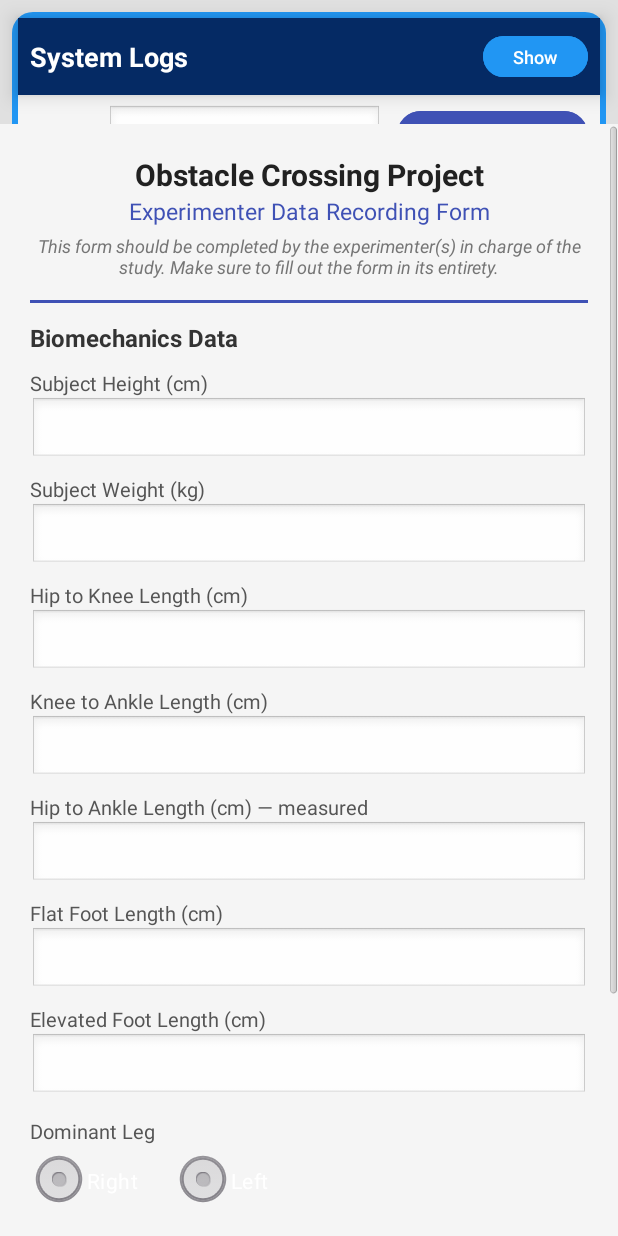
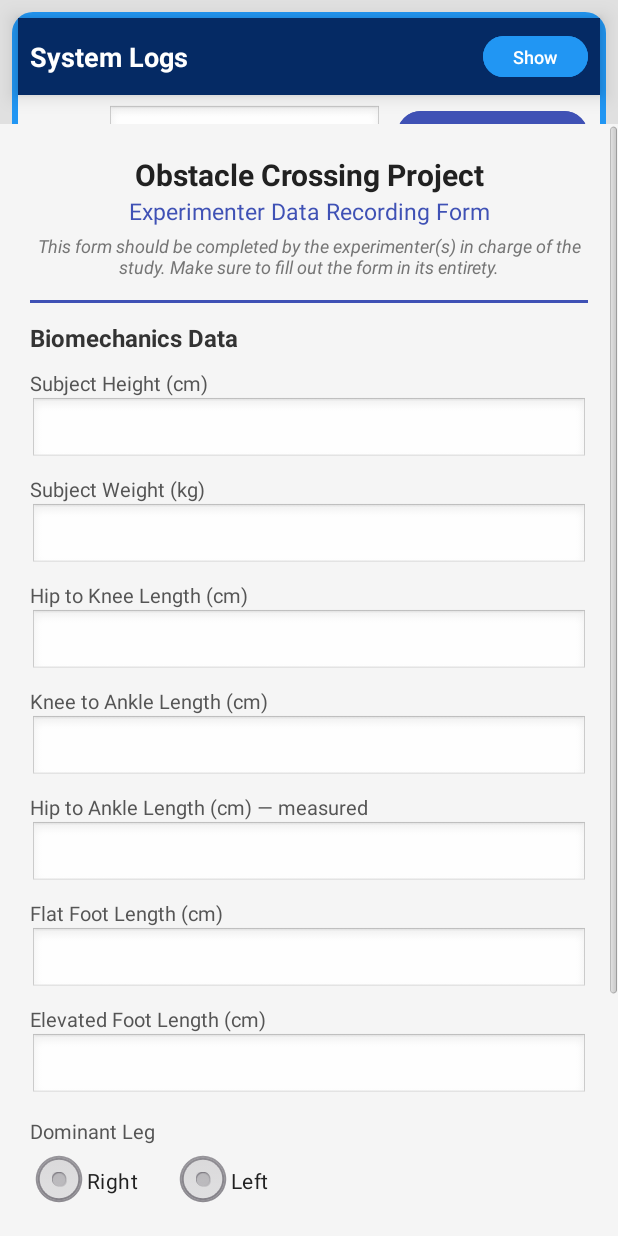
Before and after one commit to ehsansharafianm/Object-Clearance, an Android app: the screen it shows after launch (MainActivity), after a tap on "Demographics", on a phone screen of 412 x 824 dp. Run offline under Robolectric (Android 15) with nearby library versions, the phone set to English and light mode, and no system bars; our stand-ins replace Firebase (no records; nobody signed in at launch, a user with empty details on screens opened directly); libraries missing offline, so code that uses them is left out: androidx.bluetooth, com.xsens.dot; 6 statements that could not run were skipped.

Commit message:
Fix demographics form readability in light mode: dark text on radios and inputs

```diff
--- a/app/src/main/res/layout/dialog_demographics.xml
+++ b/app/src/main/res/layout/dialog_demographics.xml
@@ -63,6 +63,7 @@
             android:inputType="numberDecimal"
             android:background="@android:drawable/edit_text"
             android:textSize="14sp"
+            android:textColor="#212121"
             android:layout_marginBottom="8dp"/>
 
         <TextView
@@ -75,6 +76,7 @@
             android:inputType="numberDecimal"
             android:background="@android:drawable/edit_text"
             android:textSize="14sp"
+            android:textColor="#212121"
             android:layout_marginBottom="8dp"/>
 
         <TextView
@@ -87,6 +89,7 @@
             android:inputType="numberDecimal"
             android:background="@android:drawable/edit_text"
             android:textSize="14sp"
+            android:textColor="#212121"
             android:layout_marginBottom="8dp"/>
 
         <TextView
@@ -99,6 +102,7 @@
             android:inputType="numberDecimal"
             android:background="@android:drawable/edit_text"
             android:textSize="14sp"
+            android:textColor="#212121"
             android:layout_marginBottom="8dp"/>
 
         <TextView
@@ -111,6 +115,7 @@
             android:inputType="numberDecimal"
             android:background="@android:drawable/edit_text"
             android:textSize="14sp"
+            android:textColor="#212121"
             android:layout_marginBottom="8dp"/>
 
         <TextView
@@ -123,6 +128,7 @@
             android:inputType="numberDecimal"
             android:background="@android:drawable/edit_text"
             android:textSize="14sp"
+            android:textColor="#212121"
             android:layout_marginBottom="8dp"/>
 
         <TextView
@@ -135,6 +141,7 @@
             android:inputType="numberDecimal"
             android:background="@android:drawable/edit_text"
             android:textSize="14sp"
+            android:textColor="#212121"
             android:layout_marginBottom="12dp"/>
 
         <TextView
@@ -151,14 +158,18 @@
                 android:layout_width="wrap_content"
                 android:layout_height="wrap_content"
                 android:text="Right"
-                android:textSize="14sp"/>
+                android:textSize="14sp"
+                android:textColor="#212121"
+                android:buttonTint="#3F51B5"/>
             <RadioButton
                 android:id="@+id/demoLegLeft"
                 android:layout_width="wrap_content"
                 android:layout_height="wrap_content"
                 android:layout_marginStart="24dp"
                 android:text="Left"
-                android:textSize="14sp"/>
+                android:textSize="14sp"
+                android:textColor="#212121"
+                android:buttonTint="#3F51B5"/>
         </RadioGroup>
 
         <TextView
@@ -175,14 +186,18 @@
                 android:layout_width="wrap_content"
                 android:layout_height="wrap_content"
                 android:text="Right"
-                android:textSize="14sp"/>
+                android:textSize="14sp"
+                android:textColor="#212121"
+                android:buttonTint="#3F51B5"/>
             <RadioButton
                 android:id="@+id/demoHandLeft"
                 android:layout_width="wrap_content"
                 android:layout_height="wrap_content"
                 android:layout_marginStart="24dp"
                 android:text="Left"
-                android:textSize="14sp"/>
+                android:textSize="14sp"
+                android:textColor="#212121"
+                android:buttonTint="#3F51B5"/>
         </RadioGroup>
 
         <Button
```
